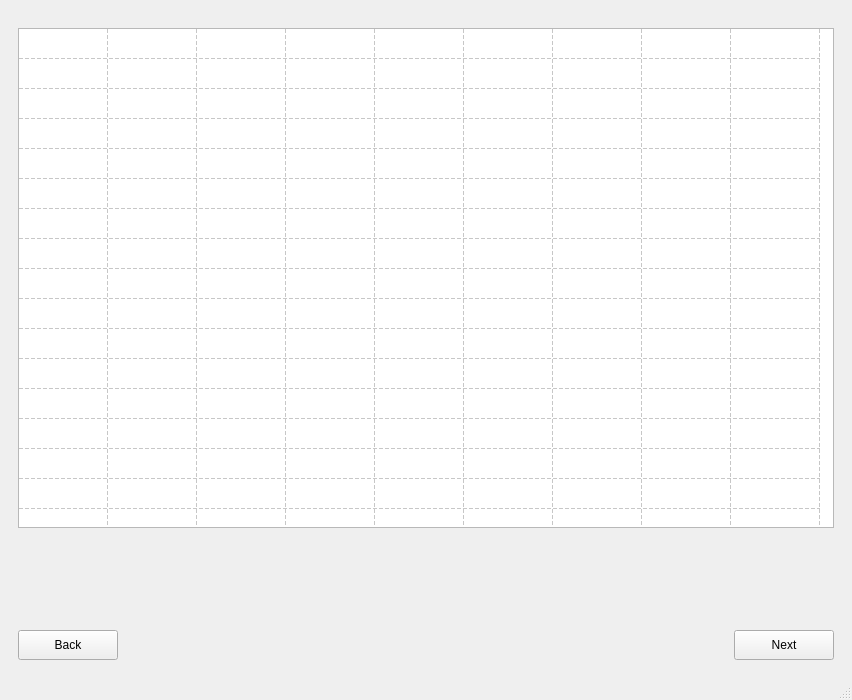
Above: Trace.ui from ben-wsh10/Product_Traceability before the change. Below: the same form after it.
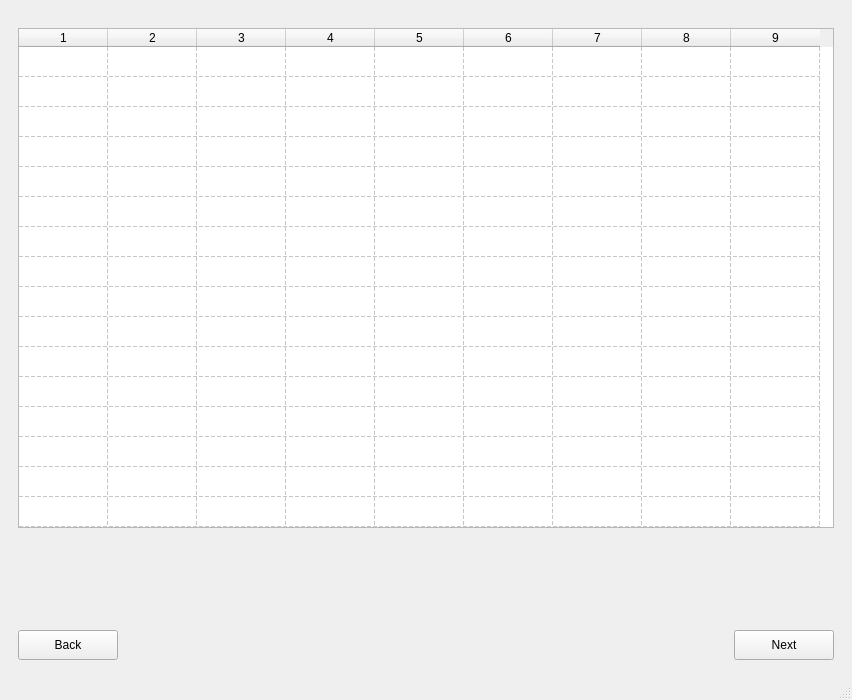
That is the form after the change. The open tabs and pages were chosen to show the change.

Commit message: set createCSV requirement

```diff
--- a/Trace.ui
+++ b/Trace.ui
@@ -470,7 +470,7 @@
                  <number>9</number>
                 </property>
                 <attribute name="horizontalHeaderVisible">
-                 <bool>false</bool>
+                 <bool>true</bool>
                 </attribute>
                 <attribute name="horizontalHeaderDefaultSectionSize">
                  <number>89</number>
```
Left out of the diff: 2 changed lines with no effect on the pictures. The commit also changes 2 other files.
